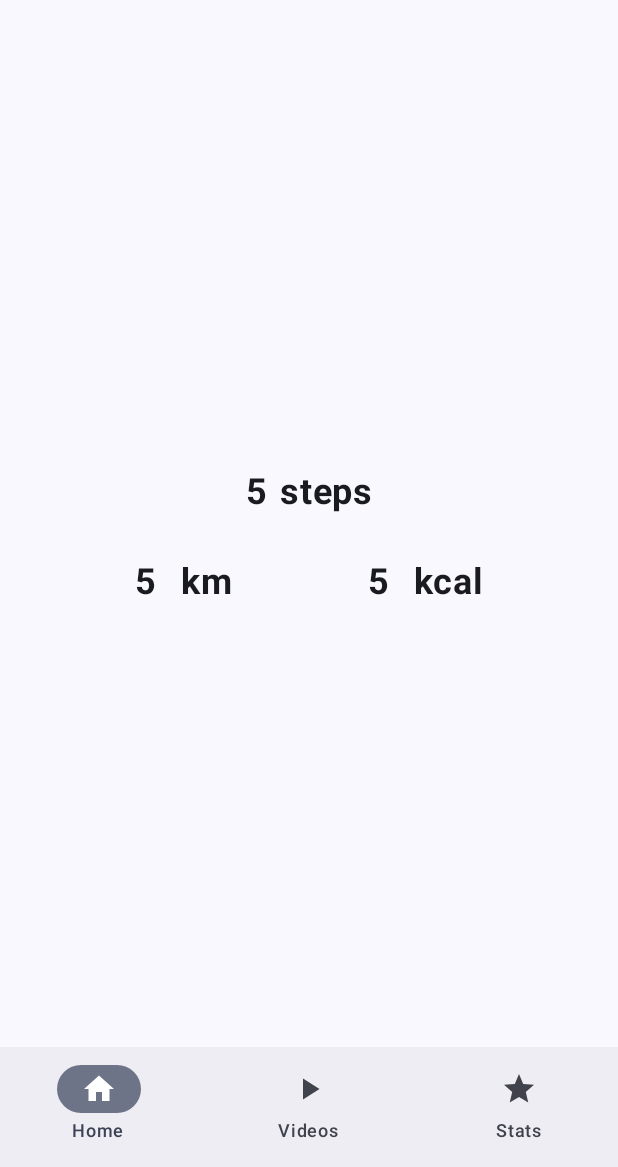
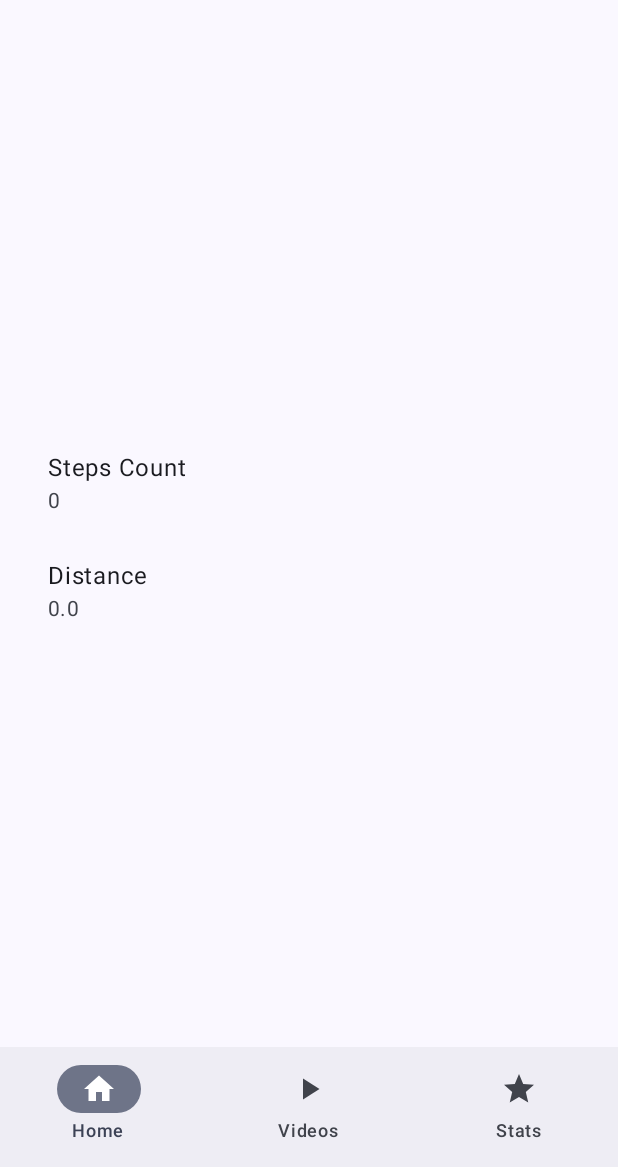
Before and after one commit to alexcapat/HealthForYou, an Android app built with Jetpack Compose: the StepsDataScreen screen opened through its navigation route, on a phone screen of 412 x 824 dp, the part 69-1236 px from its top. Run offline under Robolectric (Android 15) with nearby library versions, the phone set to English and light mode, and no system bars; our stand-ins replace Dagger/Hilt's generated code, accompanist; libraries missing offline, so code that uses them is left out: androidx.health.connect; 3 statements that could not run were skipped.

Commit message:
Lucrat pasi

```diff
--- a/app/src/main/java/com/acapat/healthforyou/ui/main/MainScreen.kt
+++ b/app/src/main/java/com/acapat/healthforyou/ui/main/MainScreen.kt
@@ -33,7 +33,9 @@ fun MainScreen(navigator: MainNavigator, modifier: Modifier = Modifier) {
   val navController = rememberNavController()
   LaunchedEffect(navigator) { navigator.navigateUpFlow.collect { navController.navigateUp() } }
   LaunchedEffect(navigator) {
-    navigator.navigationRoutesFlow.collect { route -> navController.navigate(route) }
+    navigator.navigationRoutesFlow.collect { (route, options) ->
+      navController.navigate(route, options)
+    }
   }
   Scaffold(
     modifier = modifier,
--- a/app/src/main/java/com/acapat/healthforyou/ui/main/home/steps/data/StepsDataScreen.kt
+++ b/app/src/main/java/com/acapat/healthforyou/ui/main/home/steps/data/StepsDataScreen.kt
@@ -2,67 +2,40 @@ package com.acapat.healthforyou.ui.main.home.steps.data
 
 import androidx.compose.foundation.layout.Arrangement
 import androidx.compose.foundation.layout.Column
-import androidx.compose.foundation.layout.Row
-import androidx.compose.foundation.layout.Spacer
 import androidx.compose.foundation.layout.fillMaxSize
-import androidx.compose.foundation.layout.height
+import androidx.compose.foundation.layout.fillMaxWidth
 import androidx.compose.foundation.layout.padding
-import androidx.compose.foundation.layout.width
+import androidx.compose.material3.LinearProgressIndicator
+import androidx.compose.material3.ListItem
 import androidx.compose.material3.Text
 import androidx.compose.runtime.Composable
+import androidx.compose.runtime.collectAsState
 import androidx.compose.ui.Alignment
 import androidx.compose.ui.Modifier
-import androidx.compose.ui.text.font.FontWeight
 import androidx.compose.ui.unit.dp
-import androidx.compose.ui.unit.sp
+import androidx.hilt.navigation.compose.hiltViewModel
 
 @Composable
-fun StepsDataScreen(stepCount: Int, kmCount: Int, kcalCount: Int) {
-    Column(
-        modifier = Modifier
-            .fillMaxSize()
-            .padding(16.dp),
-        horizontalAlignment = Alignment.CenterHorizontally,
-        verticalArrangement = Arrangement.Center
-    ) {
-        Row(verticalAlignment = Alignment.Bottom) {
-            Text(
-                text = "$stepCount",
-                fontSize = 24.sp,
-                fontWeight = FontWeight.Bold,
-                modifier = Modifier.padding(end = 8.dp)
-            )
-            Text(
-                text = "steps",
-                fontSize = 24.sp,
-                fontWeight = FontWeight.Bold
-            )
-        }
-        Spacer(Modifier.height(32.dp))
-        Row {
-            Text(
-                text = "$kmCount",
-                fontSize = 24.sp,
-                fontWeight = FontWeight.Bold,
-                modifier = Modifier.padding(end = 16.dp)
-            )
-            Text(
-                text = "km",
-                fontSize = 24.sp,
-                fontWeight = FontWeight.Bold
-            )
-            Spacer(Modifier.width(90.dp))
-            Text(
-                text = "$kcalCount",
-                fontSize = 24.sp,
-                fontWeight = FontWeight.Bold,
-                modifier = Modifier.padding(end = 16.dp)
-            )
-            Text(
-                text = "kcal",
-                fontSize = 24.sp,
-                fontWeight = FontWeight.Bold
-            )
-        }
+fun StepsDataScreen(viewModel: StepsDataViewModel = hiltViewModel()) {
+  val uiData = viewModel.uiData.collectAsState().value
+  Column(
+    modifier = Modifier.fillMaxSize().padding(16.dp),
+    horizontalAlignment = Alignment.CenterHorizontally,
+    verticalArrangement = Arrangement.Center
+  ) {
+    if (uiData.isLoading) {
+      LinearProgressIndicator(modifier = Modifier.fillMaxWidth())
     }
+    Item(title = "Steps Count", value = uiData.data.steps.toString())
+    Item(title = "Distance", value = uiData.data.distance.toString())
+  }
 }
+
+@Composable
+private fun Item(title: String, value: String) {
+  ListItem(
+    headlineContent = { Text(text = title) },
+    supportingContent = { Text(text = value) },
+    modifier = Modifier.fillMaxWidth()
+  )
+}
--- a/app/src/main/java/com/acapat/healthforyou/ui/main/home/steps/data/StepsDataUiData.kt
+++ b/app/src/main/java/com/acapat/healthforyou/ui/main/home/steps/data/StepsDataUiData.kt
@@ -1,4 +1,11 @@
 package com.acapat.healthforyou.ui.main.home.steps.data
 
-class StepsDataUiData {
-}
+data class StepsDataUiData(
+  val isLoading: Boolean = true,
+  val data: StepsData = StepsData()
+)
+
+data class StepsData(
+  val steps: Long = 0L,
+  val distance: Double = 0.0,
+)
--- a/app/src/main/java/com/acapat/healthforyou/ui/main/home/steps/data/StepsDataViewModel.kt
+++ b/app/src/main/java/com/acapat/healthforyou/ui/main/home/steps/data/StepsDataViewModel.kt
@@ -1,20 +1,60 @@
 package com.acapat.healthforyou.ui.main.home.steps.data
 
 import android.content.Context
+import androidx.health.connect.client.HealthConnectClient
+import androidx.health.connect.client.records.DistanceRecord
+import androidx.health.connect.client.records.StepsRecord
+import androidx.health.connect.client.request.AggregateRequest
+import androidx.health.connect.client.time.TimeRangeFilter
 import androidx.lifecycle.ViewModel
+import androidx.lifecycle.viewModelScope
 import dagger.hilt.android.lifecycle.HiltViewModel
 import dagger.hilt.android.qualifiers.ApplicationContext
+import java.time.Instant
+import java.time.temporal.ChronoUnit
 import javax.inject.Inject
+import kotlinx.coroutines.flow.MutableStateFlow
+import kotlinx.coroutines.flow.asStateFlow
+import kotlinx.coroutines.flow.update
+import kotlinx.coroutines.launch
 
 @HiltViewModel
-class StepsDataViewModel @Inject constructor(
-    @ApplicationContext private val context: Context
-): ViewModel(){
+class StepsDataViewModel @Inject constructor(@ApplicationContext private val context: Context) :
+  ViewModel() {
 
+  private val healthConnectClient = HealthConnectClient.getOrCreate(context)
+  private val _uiData = MutableStateFlow(StepsDataUiData())
+  val uiData = _uiData.asStateFlow()
 
-//    val healthPermissionManager = HealthPermissionManager(mStore)
-//    val stepCountPermissionKeySet = setOf(HealthPermissionManager.PermissionType.READ)
-//    val result = healthPermissionManager.requestPermissions(stepCountPermissionKeySet)
+  init {
+    viewModelScope.launch {
+      val today = Instant.now()
+      val filter = createTimeRangeFilter(today)
+      val data = getData(filter)
+      _uiData.update { it.copy(isLoading = false, data = data) }
+    }
+  }
+  private suspend fun getData(filter: TimeRangeFilter): StepsData {
+    val response =
+      healthConnectClient.aggregate(
+        request =
+          AggregateRequest(
+            metrics = setOf(StepsRecord.COUNT_TOTAL, DistanceRecord.DISTANCE_TOTAL),
+            timeRangeFilter = filter
+          )
+      )
+    val stepsCount = response[StepsRecord.COUNT_TOTAL]
+    val distance = response[DistanceRecord.DISTANCE_TOTAL]
+    return StepsData(
+      steps = stepsCount ?: 0L,
+      distance = distance?.inKilometers ?: 0.0,
+    )
+  }
 
-
+  private fun createTimeRangeFilter(day: Instant): TimeRangeFilter {
+    val start = day.truncatedTo(ChronoUnit.DAYS)
+    val end = start.plus(1, ChronoUnit.DAYS)
+    println("Filter: $start - $end")
+    return TimeRangeFilter.between(start, end)
+  }
 }
--- a/app/src/main/java/com/acapat/healthforyou/ui/main/home/steps/stepsNavigation.kt
+++ b/app/src/main/java/com/acapat/healthforyou/ui/main/home/steps/stepsNavigation.kt
@@ -20,8 +20,6 @@ fun NavGraphBuilder.stepsNavigation(navController: NavController) {
   ) {
     composable(StepsScreen.AVAILABILITY.route) { StepsAvailabilityScreen() }
     composable(StepsScreen.PERMISSION.route) { StepsPermissionScreen() }
-    composable(StepsScreen.STEPS_DATA.route) {
-      StepsDataScreen(stepCount = 5, kmCount = 5, kcalCount = 5)
-    }
+    composable(StepsScreen.STEPS_DATA.route) { StepsDataScreen() }
   }
 }
```
Also changed, not shown: app/src/main/AndroidManifest.xml (+11 -1 lines), app/src/main/java/com/acapat/healthforyou/MainNavigator.kt (+9 -3 lines), app/src/main/java/com/acapat/healthforyou/ui/main/home/steps/availability/StepsAvailabilityViewModel.kt (+8 -4 lines), app/src/main/java/com/acapat/healthforyou/ui/main/home/steps/permission/StepsPermissionScreen.kt (+13 -6 lines), app/src/main/java/com/acapat/healthforyou/ui/main/home/steps/permission/StepsPermissionsViewModel.kt (+6 -1 lines), app/src/main/java/com/acapat/healthforyou/ui/permission/PermissionRationaleActivity.kt (added, +15 -0 lines).
